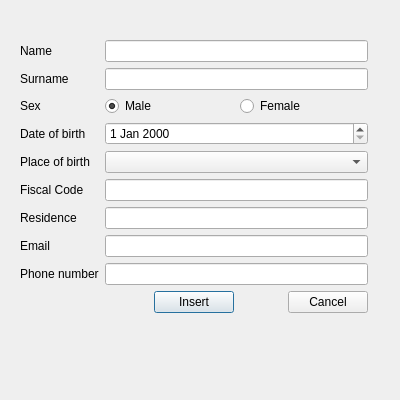
This is addpatientwindow.ui in gedamial/Dentiny as Qt 5 draws it before an edit. The edited form follows.
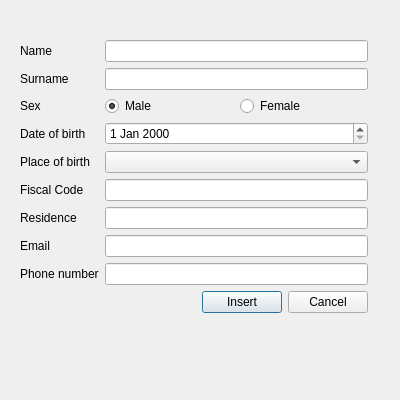
This is the edited form.

The edit to the form file:
```diff
--- a/addpatientwindow.ui
+++ b/addpatientwindow.ui
@@ -164,19 +164,6 @@
           </property>
          </widget>
         </item>
-        <item>
-         <spacer name="horizontalSpacer">
-          <property name="orientation">
-           <enum>Qt::Orientation::Horizontal</enum>
-          </property>
-          <property name="sizeHint" stdset="0">
-           <size>
-            <width>40</width>
-            <height>20</height>
-           </size>
-          </property>
-         </spacer>
-        </item>
         <item>
          <widget class="QPushButton" name="btnCancel">
           <property name="text">
```
